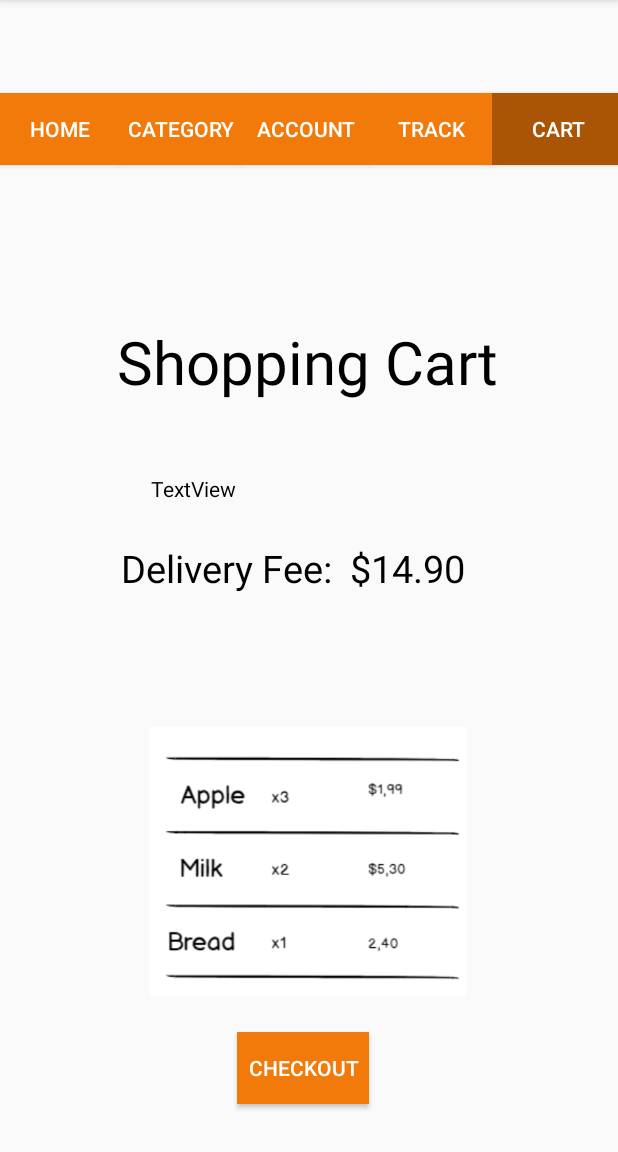
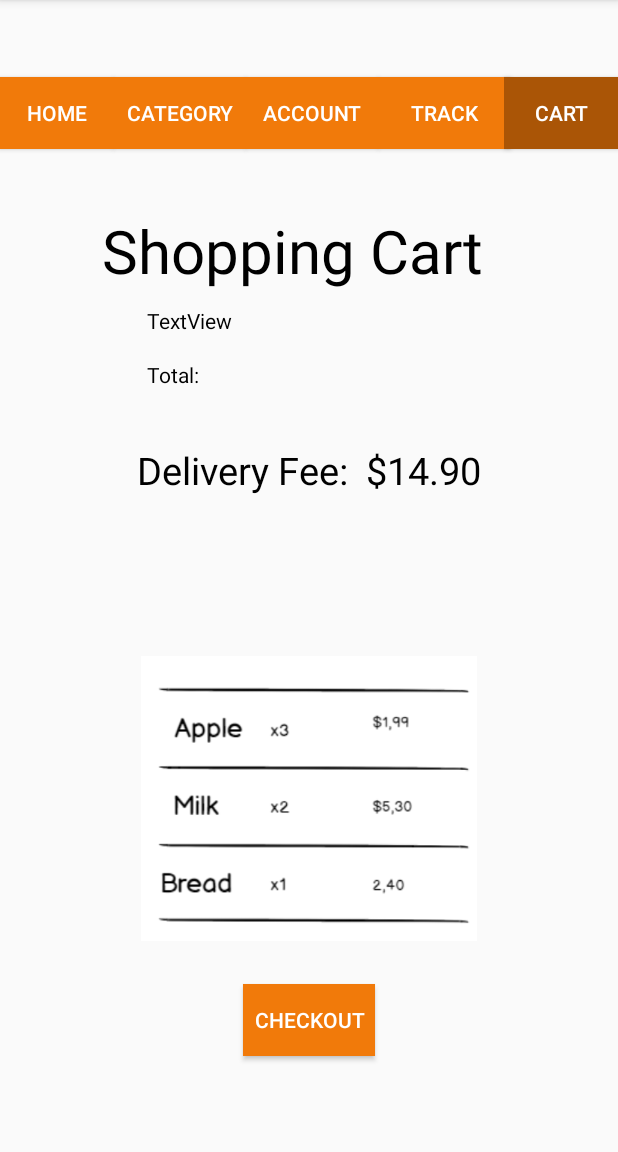
Before and after one commit to RolfHaakon/DroneDeliveryAES, an Android app: the ShoppingCart screen opened directly, with no data from a screen before it, on a phone screen of 412 x 824 dp, the part 84-1236 px from its top. Run offline under Robolectric (Android 15) with nearby library versions, the phone set to English and light mode, and no system bars.

Commit message:
Everything working before experiment

```diff
--- a/app/src/main/java/com/example/rolf/dronedeliveryaes/AlcoholItems/BeerItem.java
+++ b/app/src/main/java/com/example/rolf/dronedeliveryaes/AlcoholItems/BeerItem.java
@@ -5,6 +5,7 @@ import android.support.v7.app.AppCompatActivity;
 import android.os.Bundle;
 import android.view.View;
 import android.widget.Button;
+import android.widget.Toast;
 
 import com.example.rolf.dronedeliveryaes.BeveragesItems.ChocoDrinkItem;
 import com.example.rolf.dronedeliveryaes.R;
@@ -77,5 +78,7 @@ public class BeerItem extends AppCompatActivity {
 
             }
         });
+
+
     }
 }
--- a/app/src/main/res/layout/activity_shopping_cart.xml
+++ b/app/src/main/res/layout/activity_shopping_cart.xml
@@ -1,5 +1,5 @@
 <?xml version="1.0" encoding="utf-8"?>
-<android.support.constraint.ConstraintLayout xmlns:android="http://schemas.android.com/apk/res/android"
+<RelativeLayout xmlns:android="http://schemas.android.com/apk/res/android"
     xmlns:app="http://schemas.android.com/apk/res-auto"
     xmlns:tools="http://schemas.android.com/tools"
     android:layout_width="match_parent"
@@ -11,184 +11,116 @@
         android:id="@+id/textView15"
         android:layout_width="wrap_content"
         android:layout_height="wrap_content"
-        android:layout_marginBottom="48dp"
-        android:layout_marginEnd="79dp"
-        android:layout_marginStart="80dp"
-        android:layout_marginTop="58dp"
+        android:layout_alignParentStart="true"
+        android:layout_alignParentTop="true"
+        android:layout_marginStart="68dp"
+        android:layout_marginTop="140dp"
         android:text="Shopping Cart"
         android:textColor="@android:color/black"
-        android:textSize="40dp"
-        app:layout_constraintBottom_toTopOf="@+id/textView_total"
-        app:layout_constraintEnd_toEndOf="parent"
-        app:layout_constraintHorizontal_bias="1.0"
-        app:layout_constraintStart_toStartOf="parent"
-        app:layout_constraintTop_toTopOf="parent"
-        app:layout_constraintVertical_bias="1.0" />
+        android:textSize="40dp" />
 
     <TextView
         android:id="@+id/textView_total"
         android:layout_width="133dp"
         android:layout_height="29dp"
-        android:layout_marginBottom="16dp"
-        android:layout_marginEnd="178dp"
-        android:layout_marginStart="176dp"
+        android:layout_alignParentTop="true"
+        android:layout_alignStart="@+id/shopping_cart"
+        android:layout_marginTop="204dp"
         android:text="TextView"
-        android:textColor="@android:color/black"
-        app:layout_constraintBottom_toTopOf="@+id/textView17"
-        app:layout_constraintEnd_toEndOf="parent"
-        app:layout_constraintHorizontal_bias="1.0"
-        app:layout_constraintStart_toStartOf="parent" />
+        android:textColor="@android:color/black" />
 
     <TextView
         android:id="@+id/textView17"
         android:layout_width="wrap_content"
         android:layout_height="52dp"
-        android:layout_marginBottom="40dp"
-        android:layout_marginEnd="102dp"
-        android:layout_marginStart="79dp"
+        android:layout_alignParentTop="true"
+        android:layout_centerHorizontal="true"
+        android:layout_marginTop="296dp"
         android:text="Delivery Fee:  $14.90"
         android:textColor="@android:color/black"
-        android:textSize="25dp"
-        app:layout_constraintBottom_toTopOf="@+id/shopping_cart"
-        app:layout_constraintEnd_toEndOf="parent"
-        app:layout_constraintHorizontal_bias="1.0"
-        app:layout_constraintStart_toStartOf="parent" />
-
-    <Button
-        android:id="@+id/cart"
-        android:layout_width="wrap_content"
-        android:layout_height="48dp"
-        android:layout_alignTop="@+id/home"
-        android:layout_marginBottom="8dp"
-        android:layout_marginTop="32dp"
-        android:layout_toEndOf="@+id/category"
-        android:layout_toRightOf="@+id/category"
-        android:background="#aa5506"
-        android:text="Cart"
-        app:layout_constraintBottom_toBottomOf="parent"
-        app:layout_constraintEnd_toEndOf="parent"
-        app:layout_constraintHorizontal_bias="0.0"
-        app:layout_constraintStart_toEndOf="@+id/track"
-        app:layout_constraintTop_toTopOf="parent"
-        app:layout_constraintVertical_bias="0.044" />
-
-    <Button
-        android:id="@+id/track"
-        android:layout_width="81dp"
-        android:layout_height="48dp"
-        android:layout_alignTop="@+id/home"
-        android:layout_marginBottom="8dp"
-        android:layout_marginEnd="8dp"
-        android:layout_marginRight="8dp"
-        android:layout_marginTop="32dp"
-        android:layout_toEndOf="@+id/category"
-        android:layout_toRightOf="@+id/category"
-        android:background="?android:attr/colorActivatedHighlight"
-        android:text="Track"
-        app:layout_constraintBottom_toBottomOf="parent"
-        app:layout_constraintEnd_toEndOf="parent"
-        app:layout_constraintHorizontal_bias="0.0"
-        app:layout_constraintStart_toEndOf="@+id/account"
-        app:layout_constraintTop_toTopOf="parent"
-        app:layout_constraintVertical_bias="0.044" />
+        android:textSize="25dp" />
 
     <Button
         android:id="@+id/home"
-        android:layout_width="80dp"
+        android:layout_width="76dp"
         android:layout_height="wrap_content"
         android:layout_alignParentLeft="true"
         android:layout_alignParentStart="true"
         android:layout_alignParentTop="true"
-        android:layout_marginBottom="8dp"
-        android:layout_marginTop="32dp"
+        android:layout_marginTop="51dp"
         android:background="?android:attr/colorActivatedHighlight"
-        android:text="Home"
-        app:layout_constraintBottom_toBottomOf="parent"
-        app:layout_constraintStart_toStartOf="parent"
-        app:layout_constraintTop_toTopOf="parent"
-        app:layout_constraintVertical_bias="0.044" />
+        android:text="Home" />
 
+    <Button
+        android:id="@+id/account"
+        android:layout_width="wrap_content"
+        android:layout_height="wrap_content"
+        android:layout_alignTop="@+id/home"
+        android:layout_toEndOf="@+id/category"
+        android:layout_toRightOf="@+id/category"
+        android:background="?android:attr/colorActivatedHighlight"
+        android:text="Account" />
 
     <Button
         android:id="@+id/category"
-        android:layout_width="81dp"
+        android:layout_width="wrap_content"
         android:layout_height="wrap_content"
         android:layout_alignTop="@+id/home"
-        android:layout_marginBottom="8dp"
-        android:layout_marginTop="32dp"
+        android:layout_marginLeft="0dp"
+        android:layout_marginStart="0dp"
         android:layout_toEndOf="@+id/home"
         android:layout_toRightOf="@+id/home"
         android:background="?android:attr/colorActivatedHighlight"
-        android:text="Category"
-        app:layout_constraintBottom_toBottomOf="parent"
-        app:layout_constraintStart_toEndOf="@+id/home"
-        app:layout_constraintTop_toTopOf="parent"
-        app:layout_constraintVertical_bias="0.044" />
+        android:text="Category" />
 
     <Button
-        android:id="@+id/account"
-        android:layout_width="85dp"
+        android:id="@+id/track"
+        android:layout_width="wrap_content"
         android:layout_height="wrap_content"
         android:layout_alignTop="@+id/home"
-        android:layout_marginBottom="8dp"
-        android:layout_marginEnd="136dp"
-        android:layout_marginRight="136dp"
-        android:layout_marginTop="32dp"
-        android:layout_toEndOf="@+id/category"
-        android:layout_toRightOf="@+id/category"
+        android:layout_toEndOf="@+id/account"
         android:background="?android:attr/colorActivatedHighlight"
-        android:text="Account"
-        app:layout_constraintBottom_toBottomOf="parent"
-        app:layout_constraintEnd_toEndOf="parent"
-        app:layout_constraintHorizontal_bias="0.0"
-        app:layout_constraintStart_toEndOf="@+id/category"
-        app:layout_constraintTop_toTopOf="parent"
-        app:layout_constraintVertical_bias="0.044" />
+        android:text="Track" />
+
+    <Button
+        android:id="@+id/cart"
+        android:layout_width="76dp"
+        android:layout_height="wrap_content"
+        android:layout_alignParentEnd="true"
+        android:layout_alignTop="@+id/home"
+        android:background="#aa5506"
+        android:text="Cart" />
 
 
     <Button
         android:id="@+id/checkout"
         android:layout_width="wrap_content"
         android:layout_height="wrap_content"
-        android:layout_marginBottom="32dp"
-        android:layout_marginEnd="166dp"
-        android:layout_marginLeft="157dp"
-        android:layout_marginRight="166dp"
-        android:layout_marginStart="157dp"
+        android:layout_alignParentBottom="true"
+        android:layout_centerHorizontal="true"
+        android:layout_marginBottom="64dp"
         android:background="?android:attr/colorActivatedHighlight"
-        android:text="Checkout"
-        app:layout_constraintBottom_toBottomOf="parent"
-        app:layout_constraintEnd_toEndOf="parent"
-        app:layout_constraintHorizontal_bias="1.0"
-        app:layout_constraintStart_toStartOf="parent" />
+        android:text="Checkout" />
 
     <TextView
         android:id="@+id/shopping_cart"
         android:layout_width="188dp"
         android:layout_height="20dp"
-        android:layout_marginBottom="11dp"
-        android:layout_marginEnd="150dp"
-        android:layout_marginLeft="149dp"
-        android:layout_marginRight="150dp"
-        android:layout_marginStart="149dp"
-        android:textColor="@android:color/black"
-        app:layout_constraintBottom_toTopOf="@+id/imageView14"
-        app:layout_constraintEnd_toEndOf="parent"
-        app:layout_constraintStart_toStartOf="parent" />
+        android:layout_alignParentStart="true"
+        android:layout_alignParentTop="true"
+        android:layout_marginStart="98dp"
+        android:layout_marginTop="240dp"
+        android:text="Total:"
+        android:textColor="@android:color/black" />
 
     <ImageView
-        android:id="@+id/imageView14"
-        android:layout_width="296dp"
-        android:layout_height="179dp"
-        android:layout_marginBottom="24dp"
-        android:layout_marginEnd="56dp"
-        android:layout_marginLeft="56dp"
-        android:layout_marginRight="56dp"
-        android:layout_marginStart="56dp"
-        app:layout_constraintBottom_toTopOf="@+id/checkout"
-        app:layout_constraintEnd_toEndOf="parent"
-        app:layout_constraintHorizontal_bias="0.333"
-        app:layout_constraintStart_toStartOf="parent"
+        android:id="@+id/imageView"
+        android:layout_width="224dp"
+        android:layout_height="195dp"
+        android:layout_alignParentBottom="true"
+        android:layout_centerHorizontal="true"
+        android:layout_marginBottom="138dp"
         app:srcCompat="@drawable/cart" />
 
-</android.support.constraint.ConstraintLayout>
+
+</RelativeLayout>
```
